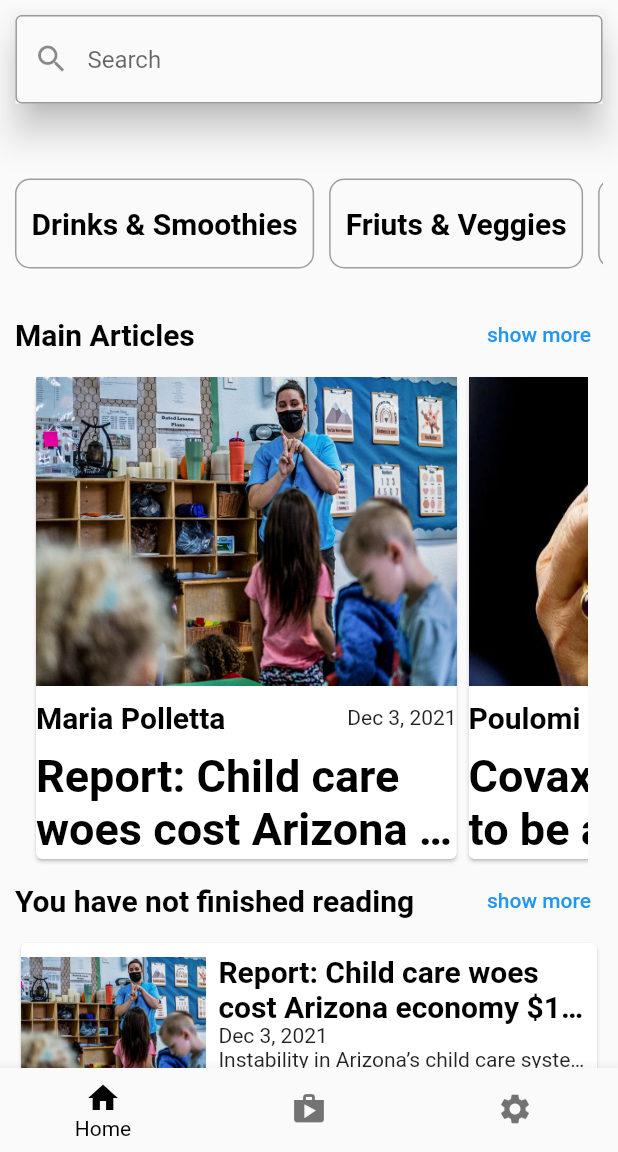
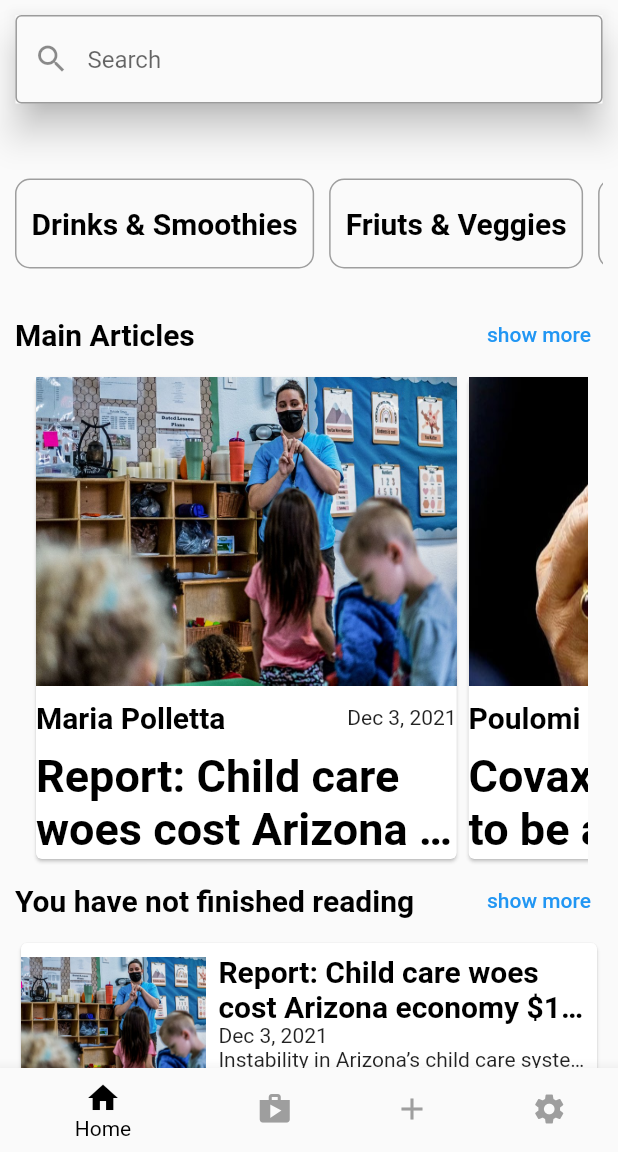
Before and after one commit to divyang-simform/best_folk_medicine, a Flutter app: the screen it shows after launch, on a phone screen of 412 x 824 dp, the part 84-1236 px from its top. Run offline on Flutter 3.47's test engine with Material 2 defaults, Android fonts, the phone set to English and light mode, and no system bars; missing offline and left inert: dart:ffi.

Commit message:
comlete upto point 6

```diff
--- a/lib/bottomnavigationbar.dart
+++ b/lib/bottomnavigationbar.dart
@@ -1,3 +1,4 @@
+import 'package:best_folk_medicine/IncrementPage.dart';
 import 'package:best_folk_medicine/shop.dart';
 
 import 'frontPage.dart';
@@ -18,6 +19,7 @@ class _bottomBarState extends State<bottomBar> {
   static const List<Widget> _widgetOptions = <Widget>[
     MyHomePage(),
     ShopingPage(),
+    incrementScreen(),
     settingsPage()
   ];
 
@@ -42,11 +44,13 @@ class _bottomBarState extends State<bottomBar> {
           items: const <BottomNavigationBarItem>[
             BottomNavigationBarItem(icon: Icon(Icons.home), label: 'Home'),
             BottomNavigationBarItem(icon: Icon(Icons.shop), label: 'Shop'),
+            BottomNavigationBarItem(icon: Icon(Icons.add), label: 'Increment'),
             BottomNavigationBarItem(
                 icon: Icon(Icons.settings), label: 'Settings'),
           ],
           currentIndex: _selectedIndex,
-          selectedItemColor:   Colors.black,
+          selectedItemColor:   KbottomNavigationBarSelectedColor,
+          unselectedItemColor: KbottomNavigationBarUnSelectedColor,
           onTap: _onItemTapped),
     );
   }
--- a/lib/controlbox.dart
+++ b/lib/controlbox.dart
@@ -3,3 +3,5 @@ import 'package:flutter/material.dart';
 const kBgcolor = Colors.white;
 const kappBarBgcolor = Colors.white;
 const kTitleColor = Colors.black;
+const KbottomNavigationBarSelectedColor = Colors.black;
+const KbottomNavigationBarUnSelectedColor = Colors.grey;
```
Also changed, not shown: lib/IncrementPage.dart (added, +14 -0 lines).
